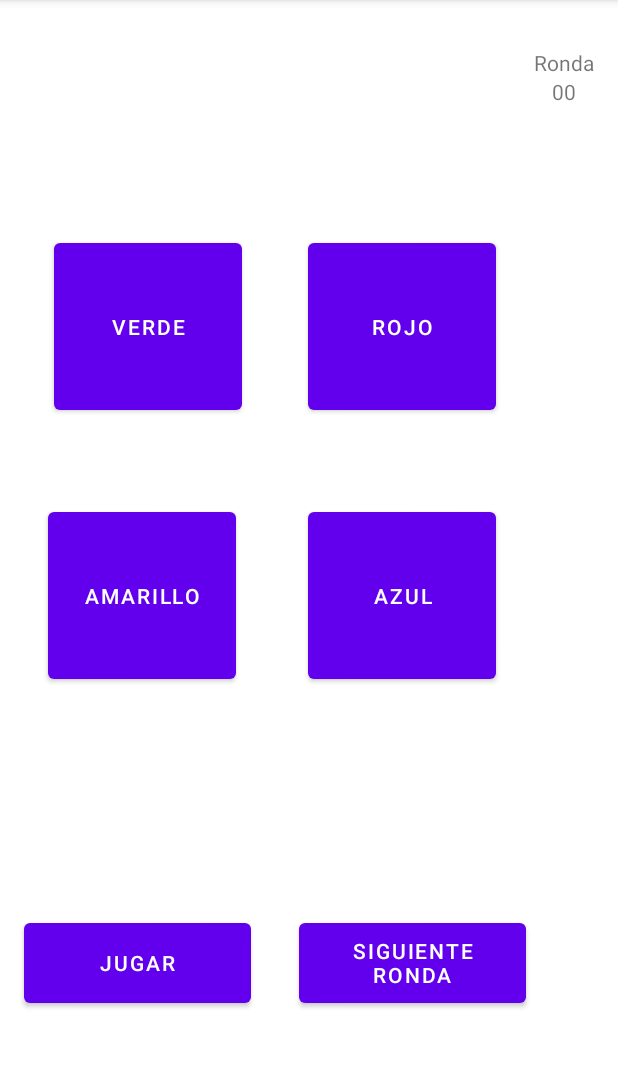
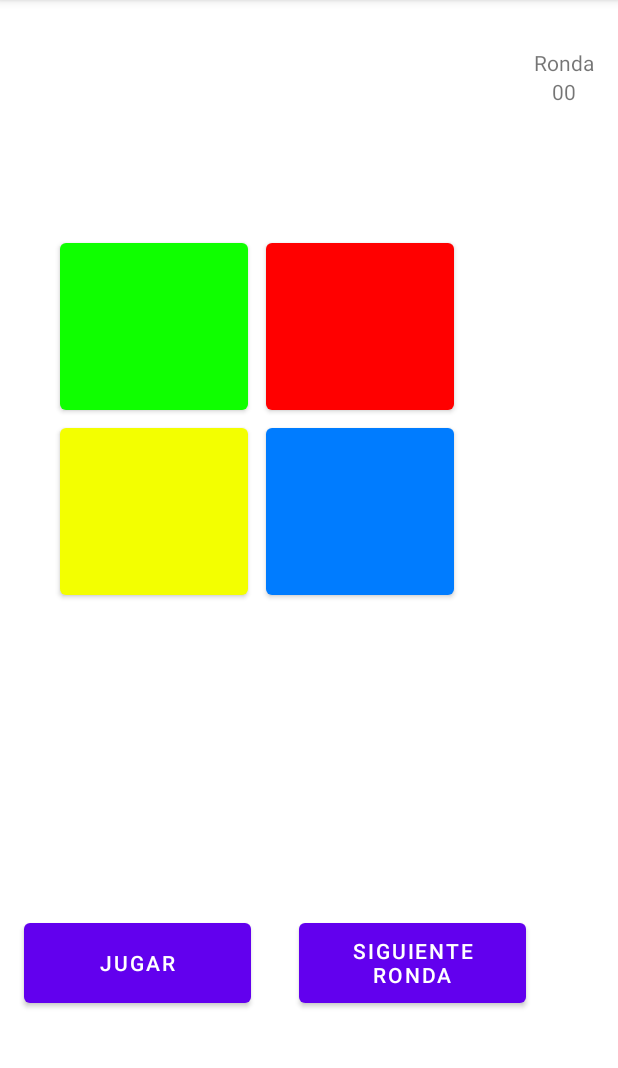
Before and after one commit to AFontanMoreira/SimonDice, an Android app: the screen it shows after launch (MainActivity), on a phone screen of 412 x 824 dp, the part 84-1152 px from its top. Run offline under Robolectric (Android 15) with nearby library versions, the phone set to English and light mode, and no system bars.

Commit message:
Asignado colores

```diff
--- a/SimonDice/src/main/res/layout/activity_main.xml
+++ b/SimonDice/src/main/res/layout/activity_main.xml
@@ -19,10 +19,28 @@
         android:id="@+id/verde"
         android:layout_width="125dp"
         android:layout_height="123dp"
-        android:layout_marginStart="36dp"
+        android:layout_marginStart="40dp"
         android:layout_marginTop="156dp"
-        android:text="Verde"
+        app:backgroundTint="@color/green"
         app:layout_constraintStart_toStartOf="parent"
+        app:layout_constraintTop_toTopOf="parent" />
+
+    <Button
+        android:id="@+id/amarillo"
+        android:layout_width="125dp"
+        android:layout_height="123dp"
+        app:backgroundTint="@color/yellow"
+        app:layout_constraintStart_toStartOf="@+id/verde"
+        app:layout_constraintTop_toBottomOf="@+id/verde" />
+
+    <Button
+        android:id="@+id/rojo"
+        android:layout_width="125dp"
+        android:layout_height="123dp"
+        android:layout_marginStart="12dp"
+        android:layout_marginTop="156dp"
+        app:backgroundTint="@color/red"
+        app:layout_constraintStart_toEndOf="@+id/verde"
         app:layout_constraintTop_toTopOf="parent" />
 
     <Button
@@ -30,30 +48,11 @@
         android:layout_width="125dp"
         android:layout_height="123dp"
         android:layout_marginStart="48dp"
-        android:layout_marginTop="56dp"
-        android:text="azul"
+        app:backgroundTint="@color/blue"
+        app:layout_constraintEnd_toEndOf="@+id/rojo"
+        app:layout_constraintHorizontal_bias="1.0"
         app:layout_constraintStart_toEndOf="@+id/amarillo"
         app:layout_constraintTop_toBottomOf="@+id/rojo" />
-
-    <Button
-        android:id="@+id/amarillo"
-        android:layout_width="125dp"
-        android:layout_height="123dp"
-        android:layout_marginStart="32dp"
-        android:layout_marginTop="56dp"
-        android:text="amarillo"
-        app:layout_constraintStart_toStartOf="parent"
-        app:layout_constraintTop_toBottomOf="@+id/verde" />
-
-    <Button
-        android:id="@+id/rojo"
-        android:layout_width="125dp"
-        android:layout_height="123dp"
-        android:layout_marginStart="44dp"
-        android:layout_marginTop="156dp"
-        android:text="Rojo"
-        app:layout_constraintStart_toEndOf="@+id/verde"
-        app:layout_constraintTop_toTopOf="parent" />
 
     <Button
         android:id="@+id/jugar"
--- a/SimonDice/src/main/res/values/colors.xml
+++ b/SimonDice/src/main/res/values/colors.xml
@@ -7,4 +7,8 @@
     <color name="teal_700">#FF018786</color>
     <color name="black">#FF000000</color>
     <color name="white">#FFFFFFFF</color>
+    <color name="green">#0fff00</color>
+    <color name="red">#ff0000</color>
+    <color name="yellow">#f3ff00</color>
+    <color name="blue">#007cff</color>
 </resources>
```
